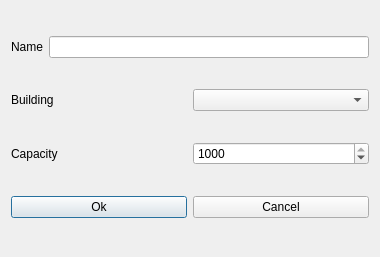
The window that fet/src/interface/modifyroomform_template.ui (vonmecheln/fet) describes before a commit, drawn with Qt 5.
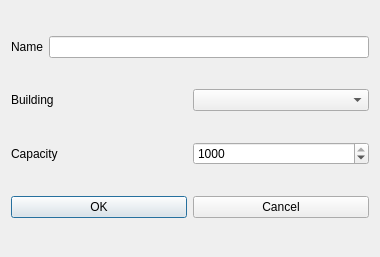
The same window after the commit.

Patch:
```diff
--- a/fet/src/interface/modifyroomform_template.ui
+++ b/fet/src/interface/modifyroomform_template.ui
@@ -19,7 +19,7 @@
      <item>
       <widget class="QPushButton" name="okPushButton">
        <property name="text">
-        <string>Ok</string>
+        <string>OK</string>
        </property>
       </widget>
      </item>
```
